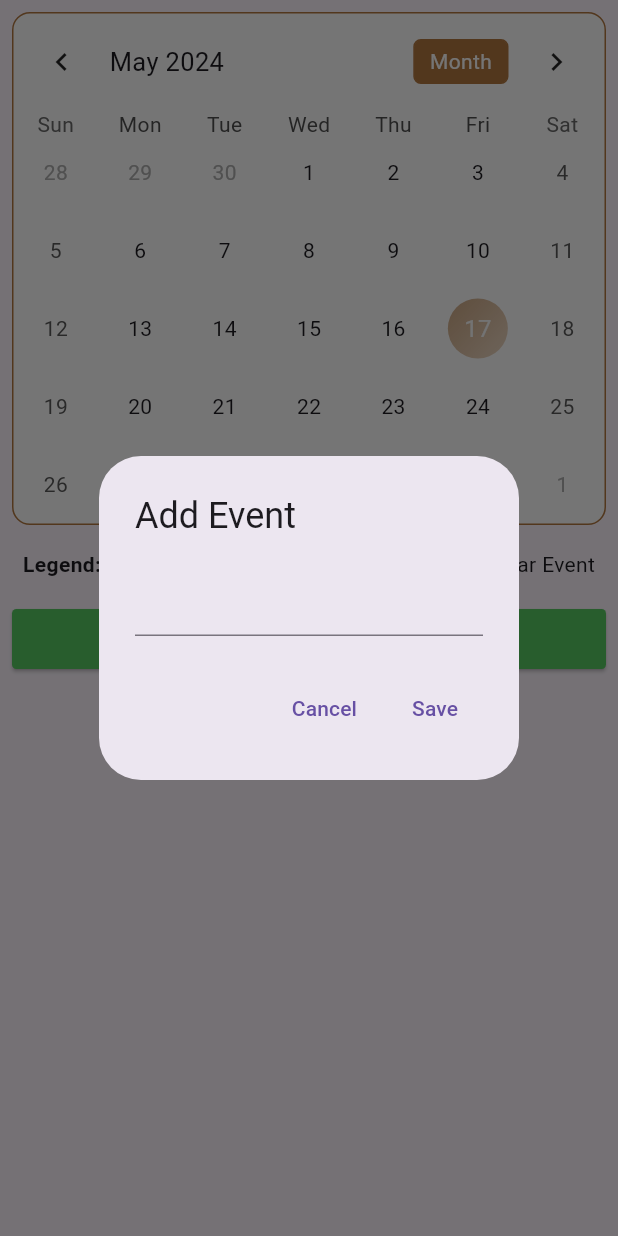
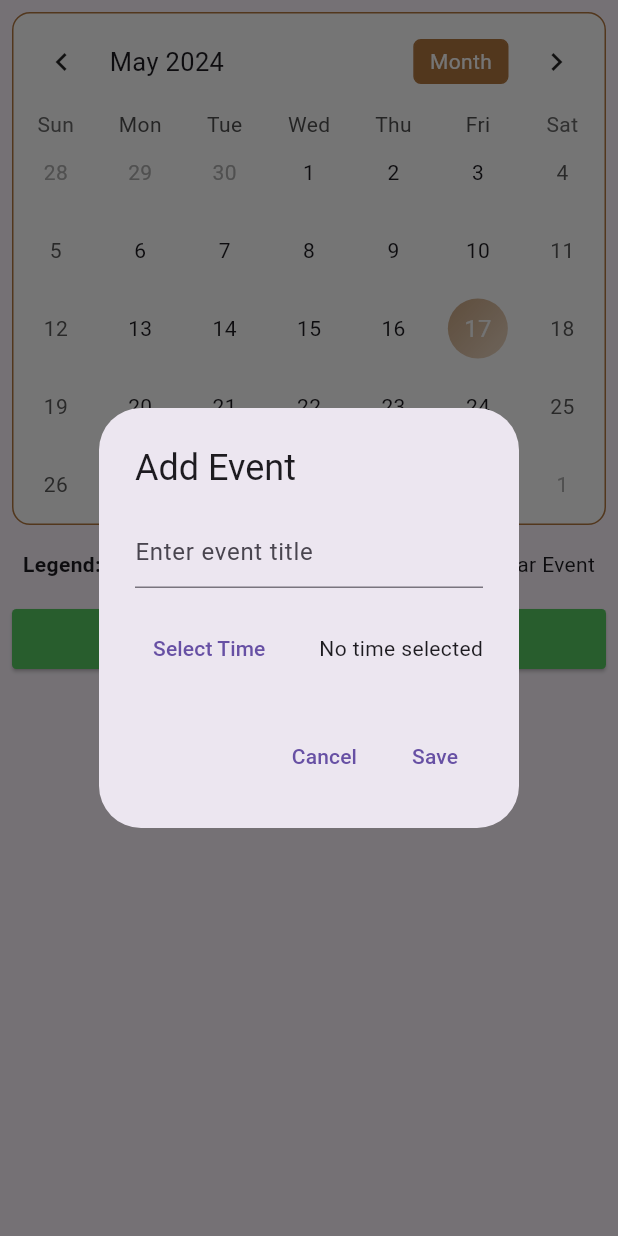
Before and after one commit to ft-Alexander/holink, a Flutter app: the Scheduling screen opened directly, after a tap on "Add Event", on a phone screen of 412 x 824 dp. Run offline on Flutter 3.47's test engine with Material 3 defaults, Android fonts, the light colour scheme and no system bars; drawn by our look-alikes of table_calendar; our stand-ins replace google_fonts, hexcolor.

Commit message:
date time separate

```diff
--- a/lib/features/scheduling/controllers/events.dart
+++ b/lib/features/scheduling/controllers/events.dart
@@ -1,9 +1,9 @@
 class Event {
   final String title;
-  // final DateTime date;
-  // , required this.date
-  Event({required this.title});
+  final DateTime date;
+
+  Event({required this.title, required this.date});
 
   String toStringTitle() => this.title;
-  // String toStringDate() => this.date.toString();
+  DateTime toStringDate() => this.date;
 }
--- a/lib/features/scheduling/view/scheduling.dart
+++ b/lib/features/scheduling/view/scheduling.dart
@@ -1,7 +1,7 @@
-import 'dart:math';
 import 'package:flutter/material.dart';
 import 'package:holink/features/scheduling/controllers/events.dart';
 import 'package:table_calendar/table_calendar.dart';
+import 'package:intl/intl.dart';
 
 class Scheduling extends StatefulWidget {
   const Scheduling({super.key});
@@ -12,12 +12,11 @@ class Scheduling extends StatefulWidget {
 
 class _SchedulingState extends State<Scheduling> {
   late Map<DateTime, List<Event>> selectedEvents;
-
   DateTime focusedDate = DateTime.now();
   DateTime selectedDate = DateTime.now();
   CalendarFormat _calendarFormat = CalendarFormat.month;
-
   TextEditingController _eventController = TextEditingController();
+  TimeOfDay? _selectedTime;
 
   @override
   void initState() {
@@ -43,7 +42,21 @@ class _SchedulingState extends State<Scheduling> {
           padding: const EdgeInsets.all(8.0),
           child: Column(
             children: [
-                Container(
+              _buildCalendar(),
+              const SizedBox(height: 16.0),
+              _buildLegend(),
+              const SizedBox(height: 16.0),
+              _buildAddEventButton(context),
+              ..._buildEventList(),
+            ],
+          ),
+        ),
+      ),
+    );
+  }
+
+  Widget _buildCalendar() {
+    return Container(
       decoration: BoxDecoration(
         color: Colors.white,
         border: Border.all(
@@ -75,8 +88,6 @@ class _SchedulingState extends State<Scheduling> {
               return isSameDay(selectedDate, date);
             },
             eventLoader: _getEventsFromDay,
-
-                        // style
             calendarStyle: const CalendarStyle(
               isTodayHighlighted: true,
               selectedDecoration: BoxDecoration(
@@ -102,8 +113,7 @@ class _SchedulingState extends State<Scheduling> {
               formatButtonShowsNext: false,
               formatButtonDecoration: BoxDecoration(
                 color: Color.fromRGBO(179, 120, 64, 1.0),
-                            border: Border.all(
-                                color: Color.fromRGBO(179, 120, 64, 1.0)),
+                border: Border.all(color: Color.fromRGBO(179, 120, 64, 1.0)),
                 borderRadius: BorderRadius.circular(5.0),
               ),
               formatButtonTextStyle: TextStyle(color: Colors.white),
@@ -111,11 +121,11 @@ class _SchedulingState extends State<Scheduling> {
           ),
         ],
       ),
-                ),
+    );
+  }
 
-                //outside of the calendar
-                const SizedBox(height: 16.0), // Add some spacing
-                const Row(
+  Widget _buildLegend() {
+    return const Row(
       mainAxisAlignment: MainAxisAlignment.center,
       children: [
         Text(
@@ -146,70 +156,136 @@ class _SchedulingState extends State<Scheduling> {
           ],
         ),
       ],
-                ),
-                SizedBox(height: 16.0), // Add some spacing
-                Container(
+    );
+  }
+
+  Widget _buildAddEventButton(BuildContext context) {
+    return Container(
       width: double.infinity,
       child: ElevatedButton(
-                    onPressed: () => showDialog(
-                        context: context,
-                        builder: (context) => AlertDialog(
-                                title: Text('Add Event'),
-                                content: TextFormField(
-                                  controller: _eventController,
-                                ),
-                                actions: [
-                                  TextButton(
-                                      onPressed: () => Navigator.pop(context),
-                                      child: Text("Cancel")),
-                                  TextButton(
-                                      onPressed: () {
-                                        if (_eventController.text.isEmpty) {
-                                        } else {
-                                          if (selectedEvents[selectedDate] !=
-                                              null) {
-                                            selectedEvents[selectedDate]?.add(
-                                                Event(
-                                                    title:
-                                                        _eventController.text));
-                                          } else {
-                                            selectedEvents[selectedDate] = [
-                                              Event(
-                                                  title: _eventController.text)
-                                            ];
-                                          }
-                                        }
-                                        Navigator.pop(context);
-                                        _eventController.clear();
-                                        setState(() {});
-                                        return;
-                                      },
-                                      child: Text("Save"))
-                                ])),
+        onPressed: () => _showAddEventDialog(context),
         style: ElevatedButton.styleFrom(
           shape: RoundedRectangleBorder(
-                        borderRadius:
-                            BorderRadius.circular(3.0), // Border radius
+            borderRadius: BorderRadius.circular(3.0),
           ),
-                      backgroundColor:
-                          Color(0xFF57CA63), // Button background color
-                      padding: EdgeInsets.symmetric(
-                          vertical: 8.0), // Smaller button height
+          backgroundColor: Color(0xFF57CA63),
+          padding: EdgeInsets.symmetric(vertical: 8.0),
         ),
         child: Text(
           'Add Event',
           style: TextStyle(fontSize: 16.0, color: Colors.white),
         ),
       ),
+    );
+  }
+
+  void _showAddEventDialog(BuildContext context) {
+    TimeOfDay? localSelectedTime = _selectedTime;
+
+    showDialog(
+      context: context,
+      builder: (context) => StatefulBuilder(
+        builder: (context, setState) {
+          return AlertDialog(
+            title: Text('Add Event'),
+            content: Column(
+              mainAxisSize: MainAxisSize.min,
+              children: [
+                TextFormField(
+                  controller: _eventController,
+                  decoration: InputDecoration(
+                    hintText: 'Enter event title',
                   ),
-                ..._getEventsFromDay(selectedDate)
-                    .map((Event event) => ListTile(
-                          title: Text(event.title),
-                        ))
-                // Add other widgets here if needed
+                ),
+                SizedBox(height: 16),
+                Row(
+                  children: [
+                    TextButton(
+                      onPressed: () async {
+                        final TimeOfDay? picked = await showTimePicker(
+                          context: context,
+                          initialTime: TimeOfDay.now(),
+                        );
+                        if (picked != null) {
+                          setState(() {
+                            localSelectedTime = picked;
+                          });
+                        }
+                      },
+                      child: Text("Select Time"),
+                    ),
+                    Spacer(),
+                    Text(
+                      localSelectedTime == null
+                          ? 'No time selected'
+                          : '${localSelectedTime?.format(context)}',
+                    ),
                   ],
-            )),
+                ),
+              ],
+            ),
+            actions: [
+              TextButton(
+                onPressed: () => Navigator.pop(context),
+                child: Text("Cancel"),
+              ),
+              TextButton(
+                onPressed: () {
+                  if (_eventController.text.isNotEmpty &&
+                      localSelectedTime != null) {
+                    final DateTime eventDateTime = DateTime(
+                      selectedDate.year,
+                      selectedDate.month,
+                      selectedDate.day,
+                      localSelectedTime!.hour,
+                      localSelectedTime!.minute,
+                    );
+
+                    if (selectedEvents[selectedDate] != null) {
+                      selectedEvents[selectedDate]?.add(
+                        Event(
+                          title: _eventController.text,
+                          date: eventDateTime,
+                        ),
+                      );
+                    } else {
+                      selectedEvents[selectedDate] = [
+                        Event(
+                          title: _eventController.text,
+                          date: eventDateTime,
+                        ),
+                      ];
+                    }
+                    Navigator.pop(context);
+                    _eventController.clear();
+                    setState(() {
+                      _selectedTime = null;
+                    });
+                  }
+                },
+                child: Text("Save"),
+              ),
+            ],
+          );
+        },
       ),
     );
   }
+
+  List<Widget> _buildEventList() {
+    return _getEventsFromDay(selectedDate).map((Event event) {
+      final formattedDate = DateFormat('MMMM d, y').format(event.date);
+      final formattedTime = DateFormat('h:mm a').format(event.date);
+      return ListTile(
+        title: Text(event.title),
+        subtitle: Column(
+          crossAxisAlignment: CrossAxisAlignment.start,
+          children: [
+            Text(formattedDate), // Display event date
+            Text(formattedTime), // Display event time
+          ],
+        ),
+      );
+    }).toList();
   }
+}
```
Lines whose indentation alone changed are shown as unchanged.
